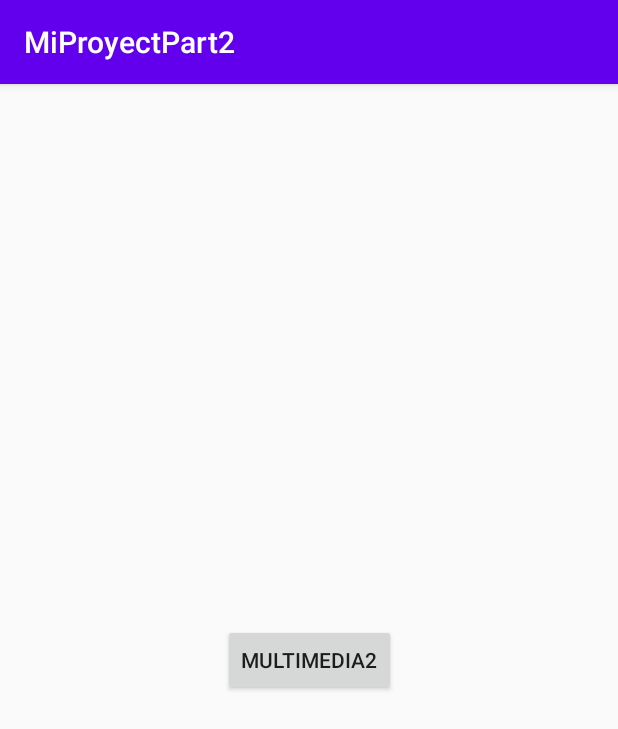
After one commit to GladysFiorellaHuanacune/MiProyectPart2, an Android app: the Multimedia screen opened directly, with no data from a screen before it, on a phone screen of 412 x 824 dp. The commit adds this screen. Shown: the top 729 px of the screen. Run offline under Robolectric (Android 15) with nearby library versions, the phone set to English and light mode, and no system bars.

Commit message:
Multimedia music y video

```diff
--- a/app/src/main/java/com/example/miproyectpart2/MainActivity.java
+++ b/app/src/main/java/com/example/miproyectpart2/MainActivity.java
@@ -41,6 +41,10 @@ public class MainActivity extends AppCompatActivity {
             startActivity(new Intent(this, Intenciones.class));
             return true;
         }
+        if (id == R.id.activity_multimedia) {
+            startActivity(new Intent(this, Multimedia.class));
+            return true;
+        }
         return super.onOptionsItemSelected(item);
     }
 }
--- /dev/null
+++ b/app/src/main/java/com/example/miproyectpart2/Multimedia.java
@@ -0,0 +1,34 @@
+package com.example.miproyectpart2;
+
+import androidx.appcompat.app.AppCompatActivity;
+
+import android.content.Intent;
+import android.media.MediaPlayer;
+import android.os.Bundle;
+import android.view.View;
+
+public class Multimedia extends AppCompatActivity {
+    MediaPlayer mp;
+    @Override
+    protected void onCreate(Bundle savedInstanceState) {
+        super.onCreate(savedInstanceState);
+        setContentView(R.layout.activity_multimedia);
+        mp = MediaPlayer.create(this, R.raw.musica);
+        mp.start();
+    }
+    @Override
+    protected void onResume()
+    {
+        super.onResume();
+        mp.start();
+    }
+    @Override
+    protected void onPause()
+    {
+        super.onPause();
+        mp.pause();
+    }
+    public void multimedia2(View view) {
+        startActivity(new Intent(this, Multimedia2.class));
+    }
+}
--- /dev/null
+++ b/app/src/main/res/layout/activity_multimedia.xml
@@ -0,0 +1,19 @@
+<?xml version="1.0" encoding="utf-8"?>
+<androidx.constraintlayout.widget.ConstraintLayout xmlns:android="http://schemas.android.com/apk/res/android"
+    xmlns:app="http://schemas.android.com/apk/res-auto"
+    xmlns:tools="http://schemas.android.com/tools"
+    android:layout_width="match_parent"
+    android:layout_height="match_parent"
+    tools:context=".Multimedia">
+    <Button
+        android:id="@+id/button"
+        android:layout_width="wrap_content"
+        android:layout_height="wrap_content"
+        android:text="Multimedia2"
+        app:layout_constraintBottom_toBottomOf="parent"
+        app:layout_constraintEnd_toEndOf="parent"
+        app:layout_constraintHorizontal_bias="0.5"
+        app:layout_constraintStart_toStartOf="parent"
+        app:layout_constraintTop_toTopOf="parent"
+        android:onClick="multimedia2"/>
+</androidx.constraintlayout.widget.ConstraintLayout>
```
Also changed, not shown: app/src/main/AndroidManifest.xml (+5 -2 lines), app/src/main/java/com/example/miproyectpart2/Multimedia2.java (added, +27 -0 lines), app/src/main/res/layout/activity_multimedia2.xml (added, +15 -0 lines), 1 other file.
